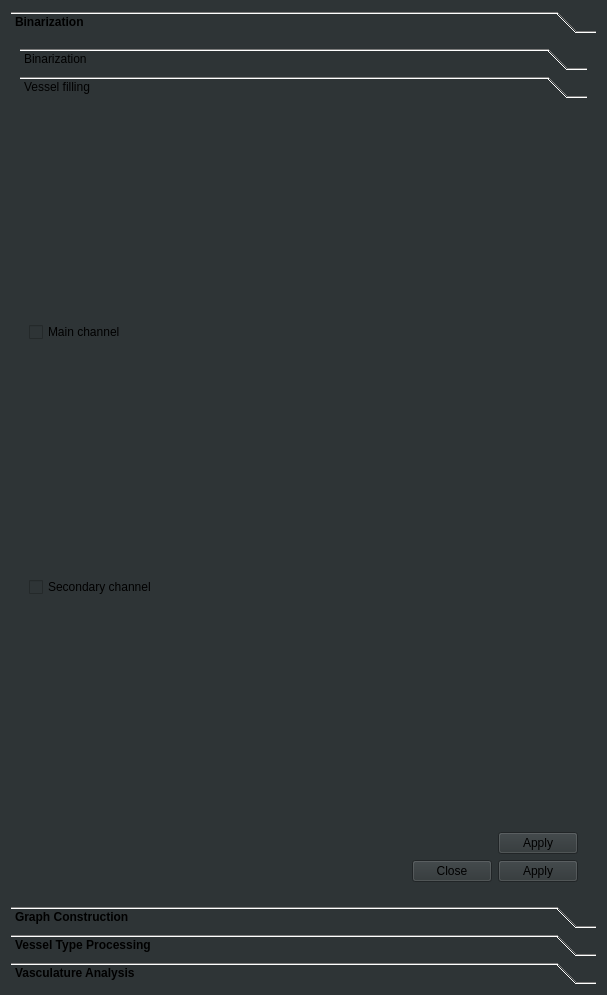
This is ClearMap/gui/creator/vasculature_tab.ui in ClearAnatomics/ClearMap as Qt 5 draws it before an edit. The edited form follows.
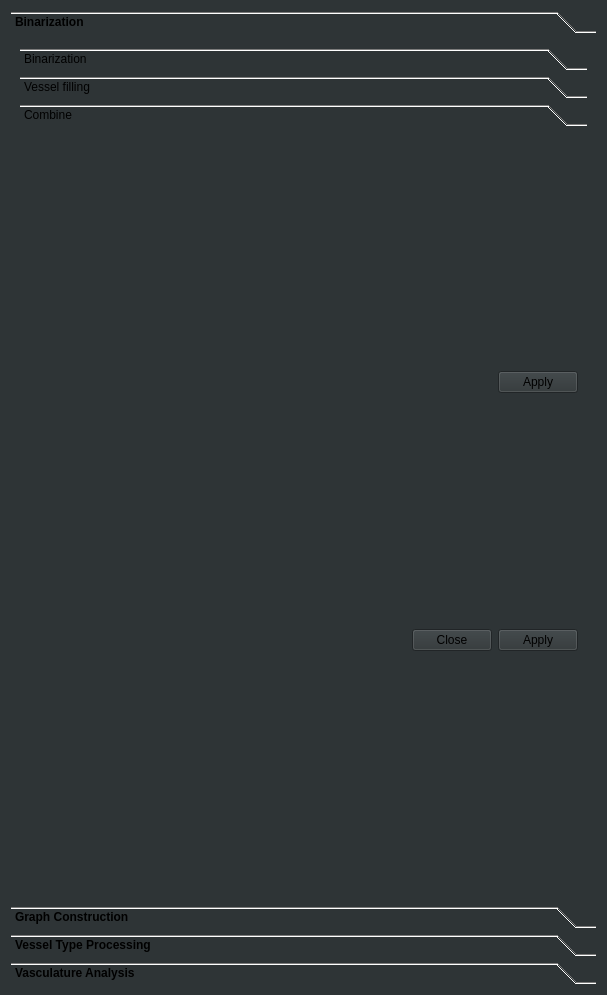
This is the edited form. The open tabs and pages were chosen to show the change.

Commit message: Adds separate option for combining vasculature in interface

What changed in the file:
```diff
--- a/ClearMap/gui/creator/vasculature_tab.ui
+++ b/ClearMap/gui/creator/vasculature_tab.ui
@@ -349,6 +349,33 @@
                  </item>
                 </layout>
                </widget>
+               <widget class="QWidget" name="page">
+                <attribute name="label">
+                 <string>Combine</string>
+                </attribute>
+                <layout class="QVBoxLayout" name="verticalLayout_4">
+                 <item>
+                  <widget class="QDialogButtonBox" name="binarizationCombineRunButton">
+                   <property name="standardButtons">
+                    <set>QDialogButtonBox::Apply</set>
+                   </property>
+                   <property name="applyText" stdset="0">
+                    <string>Run</string>
+                   </property>
+                  </widget>
+                 </item>
+                 <item>
+                  <widget class="QDialogButtonBox" name="binarizationCombinePlotButton">
+                   <property name="standardButtons">
+                    <set>QDialogButtonBox::Apply|QDialogButtonBox::Close</set>
+                   </property>
+                   <property name="applyText" stdset="0">
+                    <string>Plot</string>
+                   </property>
+                  </widget>
+                 </item>
+                </layout>
+               </widget>
               </widget>
              </item>
             </layout>
```
The commit also changes 1 other file.
